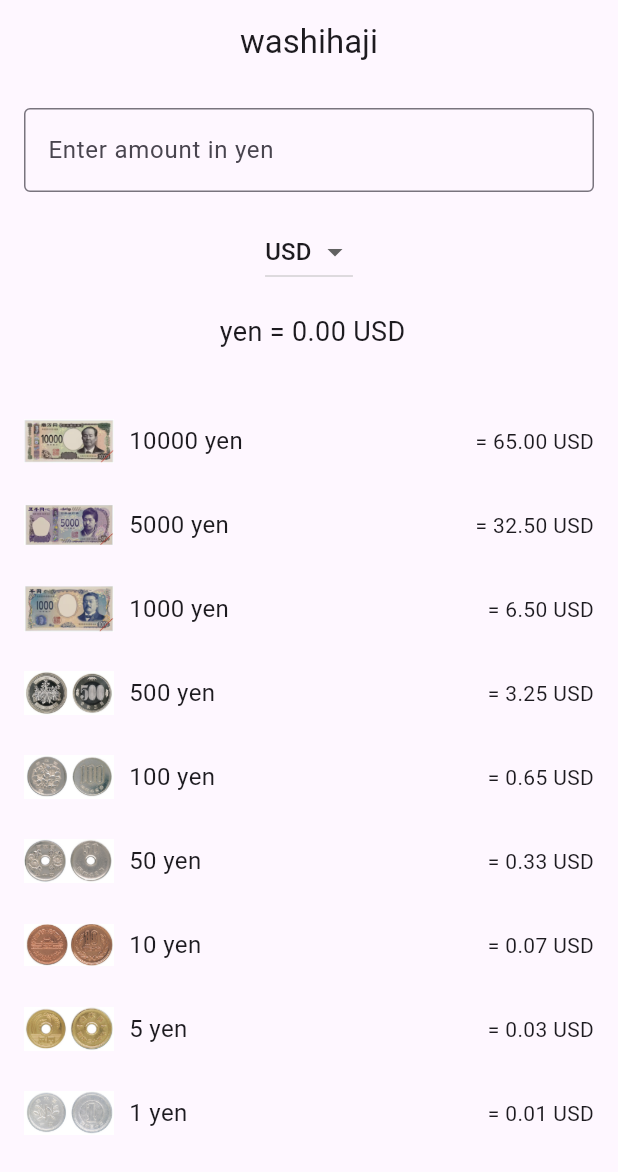
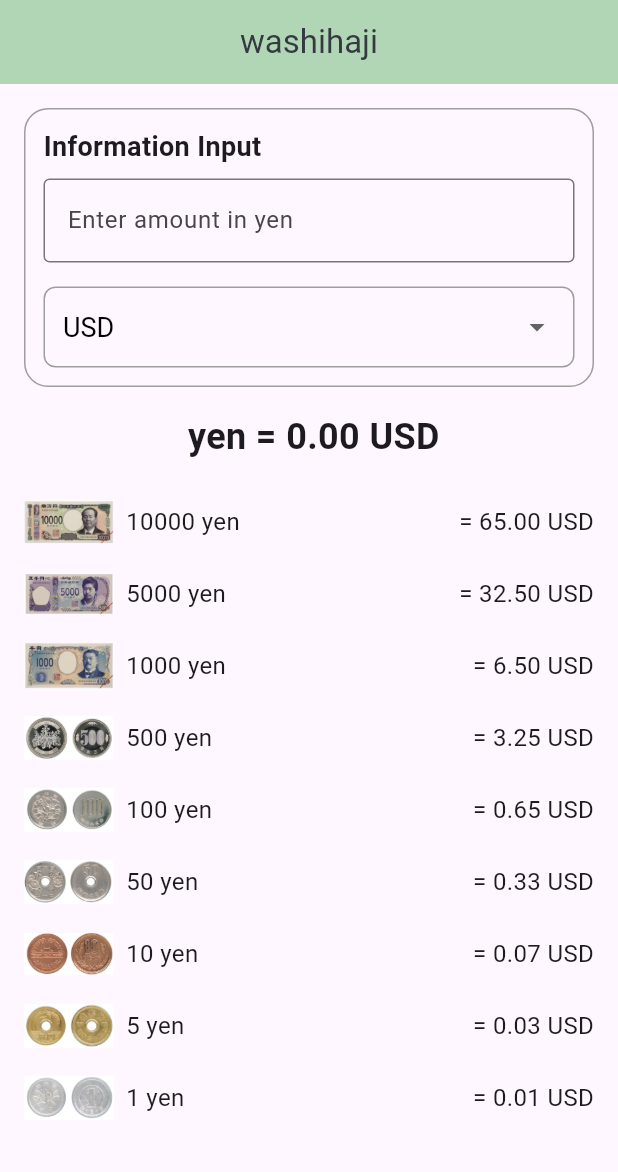
Before and after one commit to LEADME-Okinawa/washihaji, a Flutter app: the screen it shows after launch, on a phone screen of 412 x 824 dp. Shown: the top 1172 px of the screen. Run offline on Flutter 3.47's test engine with Material 3 defaults, Android fonts, the phone set to English and light mode, and no system bars.

Commit message:
chore: Minor design modifications.

```diff
--- a/lib/screens/currency_converter_screen.dart
+++ b/lib/screens/currency_converter_screen.dart
@@ -24,12 +24,31 @@ class CurrencyConverterScreenState extends State<CurrencyConverterScreen> {
   @override
   Widget build(BuildContext context) {
     return Scaffold(
-      appBar: AppBar(title: const Text('washihaji'), centerTitle: true),
+      appBar: AppBar(
+        title: const Text('washihaji'),
+        centerTitle: true,
+        backgroundColor: const Color(0xFFB1D6B5),
+        foregroundColor: const Color(0xFF343A40),
+      ),
       body: Padding(
         padding: const EdgeInsets.all(16.0),
         child: Column(
           crossAxisAlignment: CrossAxisAlignment.center,
           children: [
+            Container(
+              padding: const EdgeInsets.all(12.0),
+              decoration: BoxDecoration(
+                borderRadius: BorderRadius.circular(16),
+                border: Border.all(color: Colors.grey, width: 1),
+              ),
+              child: Column(
+                crossAxisAlignment: CrossAxisAlignment.start,
+                children: [
+                  const Text(
+                    'Information Input',
+                    style: TextStyle(fontSize: 18, fontWeight: FontWeight.bold),
+                  ),
+                  const SizedBox(height: 8),
                   TextField(
                     controller: _yenController,
                     keyboardType: TextInputType.number,
@@ -40,8 +59,19 @@ class CurrencyConverterScreenState extends State<CurrencyConverterScreen> {
                     onChanged: (value) => _convertCurrency(),
                   ),
                   const SizedBox(height: 16),
-            DropdownButton<String>(
+                  Container(
+                    padding:
+                        const EdgeInsets.symmetric(horizontal: 12, vertical: 2),
+                    decoration: BoxDecoration(
+                      borderRadius: BorderRadius.circular(8),
+                      border: Border.all(color: Colors.grey, width: 1),
+                    ),
+                    child: DropdownButton<String>(
                       value: _selectedCurrency,
+                      isExpanded: true,
+                      icon: const Icon(Icons.arrow_drop_down, size: 24),
+                      style: const TextStyle(fontSize: 18, color: Colors.black),
+                      underline: const SizedBox(),
                       onChanged: (String? newValue) {
                         setState(() {
                           _selectedCurrency = newValue!;
@@ -51,16 +81,21 @@ class CurrencyConverterScreenState extends State<CurrencyConverterScreen> {
                       items: exchangeRates.keys.map((String currency) {
                         return DropdownMenuItem<String>(
                           value: currency,
-                  child: Text(currency),
+                          child: Text(currency,
+                              style: const TextStyle(fontSize: 18)),
                         );
                       }).toList(),
+                    ),
+                  ),
+                ],
+              ),
             ),
             const SizedBox(height: 16),
             Text(
               '${_yenController.text} yen = ${_convertedAmount.toStringAsFixed(2)} $_selectedCurrency',
-              style: const TextStyle(fontSize: 18),
+              style: const TextStyle(fontSize: 24, fontWeight: FontWeight.bold),
             ),
-            const SizedBox(height: 32),
+            const SizedBox(height: 16),
             Expanded(
               child: ListView.builder(
                 itemCount: currencyUnits.length,
--- a/lib/widgets/currency_conversion_row.dart
+++ b/lib/widgets/currency_conversion_row.dart
@@ -18,7 +18,7 @@ class CurrencyConversionRow extends StatelessWidget {
     double convertedValue = yenValue * (exchangeRates[selectedCurrency] ?? 1.0);
 
     return Padding(
-      padding: const EdgeInsets.symmetric(vertical: 8.0),
+      padding: const EdgeInsets.symmetric(vertical: 4.0),
       child: Row(
         mainAxisAlignment: MainAxisAlignment.spaceBetween,
         children: [
@@ -26,14 +26,17 @@ class CurrencyConversionRow extends StatelessWidget {
             children: [
               Image.asset(imagePath,
                   width: 60, height: 40, fit: BoxFit.contain),
-              const SizedBox(width: 10),
+              const SizedBox(width: 8),
               Text(
                 '$yenValue yen',
                 style: const TextStyle(fontSize: 16),
               ),
             ],
           ),
-          Text('= ${convertedValue.toStringAsFixed(2)} $selectedCurrency'),
+          Text(
+            '= ${convertedValue.toStringAsFixed(2)} $selectedCurrency',
+            style: const TextStyle(fontSize: 16),
+          ),
         ],
       ),
     );
```
Also changed, not shown: 35 other files. Lines whose indentation alone changed are shown as unchanged.
